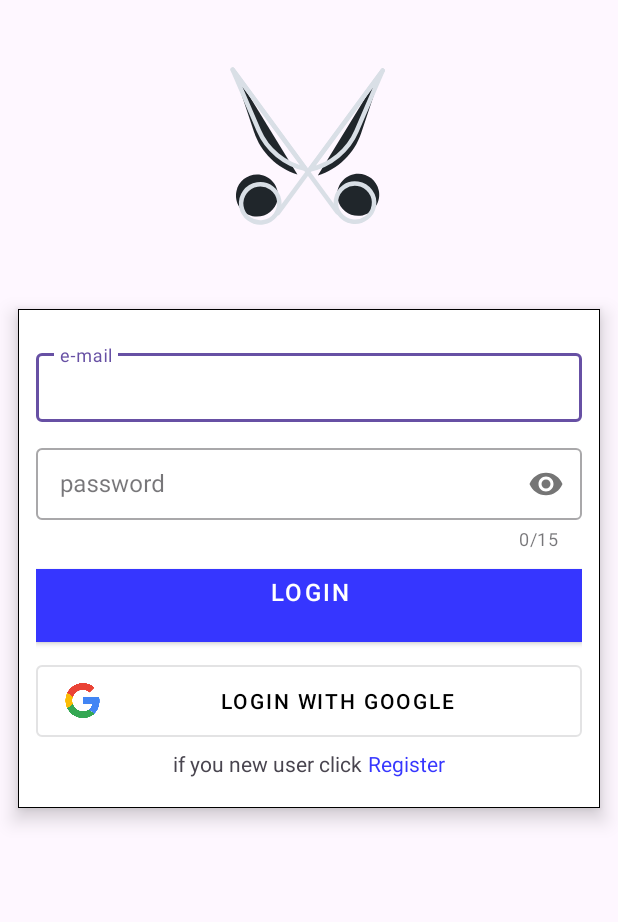
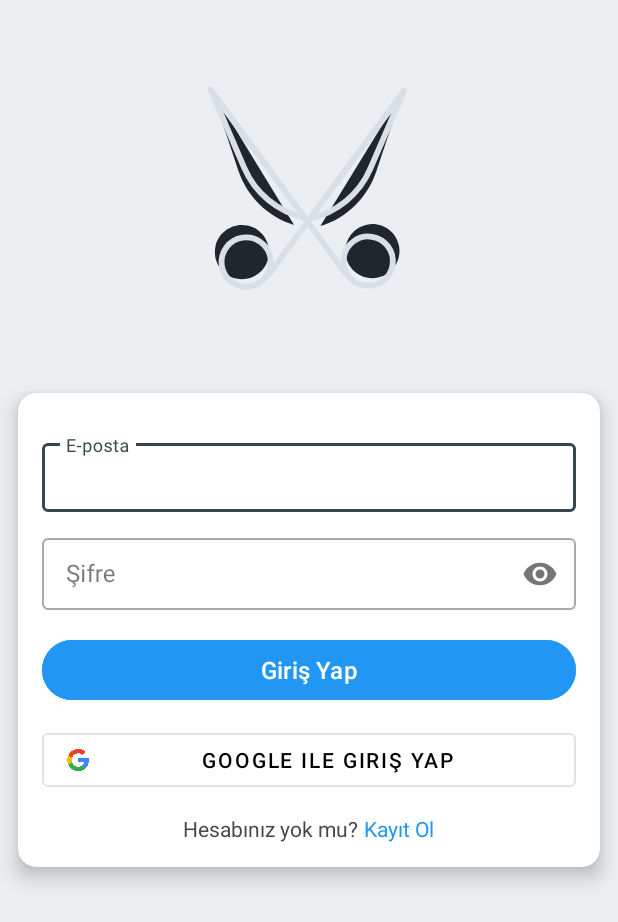
Before and after one commit to feyzullahdurasi/Kuafo-rApp, an Android app: the screen it shows after launch (LoginActivity), on a phone screen of 412 x 824 dp. Shown: the top 922 px of the screen. Run offline under Robolectric (Android 15) with nearby library versions, the light colour scheme and no system bars.

Commit message:
ui updated.

```diff
--- a/app/src/main/java/com/example/kuafrapp/View/SettingsFragment.kt
+++ b/app/src/main/java/com/example/kuafrapp/View/SettingsFragment.kt
@@ -1,5 +1,6 @@
 package com.example.kuafrapp.View
 
+import android.annotation.SuppressLint
 import android.content.SharedPreferences
 import android.os.Bundle
 import android.view.LayoutInflater
@@ -17,6 +18,7 @@ import com.example.kuafrapp.R
 
 class SettingsFragment : Fragment() {
 
+    @SuppressLint("UseSwitchCompatOrMaterialCode")
     private lateinit var notificationSwitch: Switch
     private lateinit var themeRadioGroup: RadioGroup
     private lateinit var languageSpinner: Spinner
--- /dev/null
+++ b/app/src/main/res/drawable/barber_image_bg.xml
@@ -0,0 +1,6 @@
+<?xml version="1.0" encoding="utf-8"?>
+<shape xmlns:android="http://schemas.android.com/apk/res/android">
+    <solid android:color="#FFFFFF" />
+    <corners android:radius="12dp" />
+    <stroke android:width="2dp" android:color="#2196F3" />
+</shape>
--- /dev/null
+++ b/app/src/main/res/drawable/baseline_settings_24.xml
@@ -0,0 +1,5 @@
+<vector xmlns:android="http://schemas.android.com/apk/res/android" android:height="24dp" android:tint="#000000" android:viewportHeight="24" android:viewportWidth="24" android:width="24dp">
+
+    <path android:fillColor="@android:color/white" android:pathData="M19.14,12.94c0.04,-0.3 0.06,-0.61 0.06,-0.94c0,-0.32 -0.02,-0.64 -0.07,-0.94l2.03,-1.58c0.18,-0.14 0.23,-0.41 0.12,-0.61l-1.92,-3.32c-0.12,-0.22 -0.37,-0.29 -0.59,-0.22l-2.39,0.96c-0.5,-0.38 -1.03,-0.7 -1.62,-0.94L14.4,2.81c-0.04,-0.24 -0.24,-0.41 -0.48,-0.41h-3.84c-0.24,0 -0.43,0.17 -0.47,0.41L9.25,5.35C8.66,5.59 8.12,5.92 7.63,6.29L5.24,5.33c-0.22,-0.08 -0.47,0 -0.59,0.22L2.74,8.87C2.62,9.08 2.66,9.34 2.86,9.48l2.03,1.58C4.84,11.36 4.8,11.69 4.8,12s0.02,0.64 0.07,0.94l-2.03,1.58c-0.18,0.14 -0.23,0.41 -0.12,0.61l1.92,3.32c0.12,0.22 0.37,0.29 0.59,0.22l2.39,-0.96c0.5,0.38 1.03,0.7 1.62,0.94l0.36,2.54c0.05,0.24 0.24,0.41 0.48,0.41h3.84c0.24,0 0.44,-0.17 0.47,-0.41l0.36,-2.54c0.59,-0.24 1.13,-0.56 1.62,-0.94l2.39,0.96c0.22,0.08 0.47,0 0.59,-0.22l1.92,-3.32c0.12,-0.22 0.07,-0.47 -0.12,-0.61L19.14,12.94zM12,15.6c-1.98,0 -3.6,-1.62 -3.6,-3.6s1.62,-3.6 3.6,-3.6s3.6,1.62 3.6,3.6S13.98,15.6 12,15.6z"/>
+
+</vector>
--- /dev/null
+++ b/app/src/main/res/drawable/edit_text_bg.xml
@@ -0,0 +1,20 @@
+<?xml version="1.0" encoding="utf-8"?>
+<shape xmlns:android="http://schemas.android.com/apk/res/android">
+    <!-- Background color -->
+    <solid android:color="#FFFFFF"/> <!-- Beyaz arka plan -->
+
+    <!-- Border styling -->
+    <stroke
+        android:width="2dp"
+        android:color="#2196F3"/> <!-- Mavi sınır -->
+
+    <!-- Rounded corners -->
+    <corners android:radius="8dp"/> <!-- Köşeleri yuvarla -->
+
+    <!-- Padding (optional) -->
+    <padding
+        android:left="10dp"
+        android:right="10dp"
+        android:top="8dp"
+        android:bottom="8dp"/>
+</shape>
--- a/app/src/main/res/layout/activity_login.xml
+++ b/app/src/main/res/layout/activity_login.xml
@@ -5,137 +5,120 @@
     android:layout_width="match_parent"
     android:layout_height="match_parent"
     android:orientation="vertical"
+    android:background="@color/backgroundGray"
     tools:context=".View.login.LoginActivity">
 
+    <!-- Lottie Animation -->
     <com.airbnb.lottie.LottieAnimationView
         android:id="@+id/animationView"
         android:layout_width="match_parent"
-        android:layout_height="wrap_content"
+        android:layout_height="250dp"
         app:lottie_autoPlay="true"
         app:lottie_loop="true"
         app:lottie_rawRes="@raw/scissors_anim" />
 
+    <!-- Login Card -->
     <com.google.android.material.card.MaterialCardView
-        android:id="@+id/registerCard"
+        android:id="@+id/loginCard"
         android:layout_width="match_parent"
         android:layout_height="wrap_content"
         android:layout_margin="12dp"
-        app:cardCornerRadius="0dp"
+        app:cardCornerRadius="12dp"
         app:cardElevation="8dp"
-        app:strokeColor="@color/black"
-        app:strokeWidth="0.5dp"
-        android:backgroundTint="@color/white">
+        android:backgroundTint="@android:color/white">
 
         <LinearLayout
             android:layout_width="match_parent"
             android:layout_height="wrap_content"
-            android:layout_margin="12dp"
-            android:orientation="vertical">
+            android:orientation="vertical"
+            android:padding="16dp">
 
-
+            <!-- Email Field -->
             <com.google.android.material.textfield.TextInputLayout
                 android:id="@+id/eMailTitle"
                 style="@style/Widget.MaterialComponents.TextInputLayout.OutlinedBox"
                 android:layout_width="match_parent"
                 android:layout_height="wrap_content"
-                android:layout_marginTop="12dp">
+                android:layout_marginTop="12dp"
+                android:hint="E-posta">
 
                 <com.google.android.material.textfield.TextInputEditText
                     android:id="@+id/eMailEt"
                     android:layout_width="match_parent"
                     android:layout_height="wrap_content"
-                    android:hint="@string/e_mail"
                     android:inputType="textEmailAddress"
                     android:paddingHorizontal="8dp"
                     android:paddingVertical="12dp" />
-
             </com.google.android.material.textfield.TextInputLayout>
 
+            <!-- Password Field -->
             <com.google.android.material.textfield.TextInputLayout
                 android:id="@+id/passwordTitle"
                 style="@style/Widget.MaterialComponents.TextInputLayout.OutlinedBox"
                 android:layout_width="match_parent"
                 android:layout_height="wrap_content"
                 android:layout_marginTop="12dp"
-                app:counterEnabled="true"
-                app:counterMaxLength="15"
+                android:hint="Şifre"
                 app:passwordToggleEnabled="true">
 
                 <com.google.android.material.textfield.TextInputEditText
                     android:id="@+id/passwordEt"
                     android:layout_width="match_parent"
                     android:layout_height="wrap_content"
-                    android:hint="@string/password"
                     android:inputType="textPassword"
-                    android:maxLength="15"
                     android:paddingHorizontal="8dp"
                     android:paddingVertical="12dp" />
-
             </com.google.android.material.textfield.TextInputLayout>
 
+            <!-- Login Button -->
             <com.google.android.material.button.MaterialButton
                 android:id="@+id/loginButton"
-                android:textSize="@dimen/activity_horizontal_margin"
-                style="@style/Widget.MaterialComponents.Button"
                 android:layout_width="match_parent"
                 android:layout_height="wrap_content"
-                android:layout_marginTop="12dp"
-                android:insetLeft="0dp"
-                android:insetTop="0dp"
-                android:insetRight="0dp"
-                android:insetBottom="0dp"
-                android:backgroundTint="@color/blue"
-                android:text="@string/login"
-                app:cornerRadius="0dp">
+                android:layout_marginTop="16dp"
+                android:text="Giriş Yap"
+                android:textSize="16sp"
+                android:backgroundTint="@color/buttonBlue"
+                android:textColor="@android:color/white" />
 
-
-            </com.google.android.material.button.MaterialButton>
-
+            <!-- Google Login Button -->
             <com.google.android.material.button.MaterialButton
                 android:id="@+id/loginWithGoogleButton"
                 style="@style/Widget.MaterialComponents.Button.OutlinedButton.Icon"
                 android:layout_width="match_parent"
                 android:layout_height="wrap_content"
-                android:layout_marginTop="15dp"
-                android:insetLeft="0dp"
-                android:insetTop="0dp"
-                android:insetRight="0dp"
-                android:insetBottom="0dp"
-                android:text="@string/logina"
+                android:layout_marginTop="12dp"
+                android:text="Google ile Giriş Yap"
                 android:textColor="@color/black"
                 app:icon="@mipmap/google_icon"
-                app:iconSize="38dp"
-                app:iconTint="@null">
+                app:iconSize="24dp"
+                app:iconTint="@null" />
 
-            </com.google.android.material.button.MaterialButton>
-
+            <!-- Register Section -->
             <LinearLayout
                 android:layout_width="match_parent"
                 android:layout_height="wrap_content"
-                android:gravity="center">
+                android:gravity="center"
+                android:layout_marginTop="12dp">
 
                 <TextView
                     android:layout_width="wrap_content"
                     android:layout_height="wrap_content"
-                    android:text="@string/register_text" />
+                    android:text="Hesabınız yok mu?" />
 
                 <TextView
                     android:id="@+id/registerButton"
                     android:layout_width="wrap_content"
                     android:layout_height="wrap_content"
-                    android:layout_marginVertical="8dp"
                     android:layout_marginStart="4dp"
                     android:clickable="true"
                     android:focusable="true"
-                    android:text="@string/register"
-                    android:textColor="@color/blue"
+                    android:text="Kayıt Ol"
+                    android:textColor="@color/buttonBlue"
                     tools:ignore="TouchTargetSizeCheck" />
-
             </LinearLayout>
 
         </LinearLayout>
-
     </com.google.android.material.card.MaterialCardView>
 
-
 </LinearLayout>
--- a/app/src/main/res/menu/bottom_nav_menu.xml
+++ b/app/src/main/res/menu/bottom_nav_menu.xml
@@ -13,7 +13,7 @@
 
     <item
         android:id="@+id/navigation_settings"
-        android:icon="@drawable/ic_notifications_black_24dp"
+        android:icon="@drawable/baseline_settings_24"
         android:title="@string/settings" />
 
 </menu>
--- a/app/src/main/res/values-night/themes.xml
+++ b/app/src/main/res/values-night/themes.xml
@@ -1,7 +1,48 @@
 <resources xmlns:tools="http://schemas.android.com/tools">
-    <!-- Base application theme. -->
+    <!-- Base application theme -->
     <style name="Theme.KuaförApp" parent="Theme.Material3.DayNight.NoActionBar">
-        <!-- Primary brand color. -->
-        <!-- Customize your theme here. -->
+        <!-- Primary brand color -->
+        <item name="colorPrimary">@color/primaryDark</item>
+        <item name="colorPrimaryVariant">@color/primaryLight</item>
+        <item name="colorSecondary">@color/buttonBlue</item>
+
+        <!-- Status bar and navigation bar colors -->
+        <item name="android:statusBarColor">@color/primaryDark</item>
+        <item name="android:navigationBarColor">@color/secondaryDark</item>
+
+        <!-- App-wide text styles -->
+        <item name="android:textColorPrimary">@color/textBlack</item>
+        <item name="android:textColorSecondary">@color/secondaryDark</item>
+
+        <!-- Button styles -->
+        <item name="buttonStyle">@style/KuaforButtonStyle</item>
+
+        <!-- EditText styles -->
+        <item name="editTextStyle">@style/KuaforEditTextStyle</item>
+
+        <!-- CardView styles -->
+        <item name="materialCardViewStyle">@style/KuaforCardStyle</item>
+
+    </style>
+
+    <!-- Button style -->
+    <style name="KuaforButtonStyle" parent="Widget.MaterialComponents.Button">
+        <item name="android:backgroundTint">@color/buttonBlue</item>
+        <item name="android:textColor">@color/textWhite</item>
+    </style>
+
+    <!-- EditText style -->
+    <style name="KuaforEditTextStyle" parent="Widget.MaterialComponents.TextInputLayout.OutlinedBox">
+        <item name="android:background">@drawable/edit_text_bg</item>
+        <item name="android:textColor">@color/textBlack</item>
+        <item name="android:padding">8dp</item>
+    </style>
+
+    <!-- CardView style -->
+    <style name="KuaforCardStyle" parent="Widget.MaterialComponents.CardView">
+        <item name="cardCornerRadius">12dp</item>
+        <item name="cardElevation">4dp</item>
+        <item name="android:layout_marginBottom">16dp</item>
+        <item name="android:backgroundTint">@color/white</item>
     </style>
 </resources>
--- a/app/src/main/res/values/colors.xml
+++ b/app/src/main/res/values/colors.xml
@@ -14,4 +14,22 @@
     <color name="yellow">#FFFF00</color>
     <color name="green">#008000</color>
     <color name="red">#BC1D1E</color>
+    <color name="modernLightGray">#F4F4F4</color>
+    <color name="modernWhite">#FFFFFF</color>
+    <color name="modernDarkGray">#4A4A4A</color>
+    <color name="modernBlue">#3F8EF7</color>
+    <!-- Primary and Secondary Colors -->
+    <color name="primaryDark">#37474F</color> <!-- Koyu renk -->
+    <color name="secondaryDark">#546E7A</color> <!-- İkincil koyu renk -->
+    <color name="backgroundGray">#ECEFF1</color> <!-- Arka plan için gri renk -->
+
+    <!-- Buttons -->
+    <color name="buttonBlue">#2196F3</color> <!-- Mavi buton rengi -->
+    <color name="buttonRed">#F44336</color> <!-- Kırmızı buton rengi -->
+
+    <color name="primaryLight">#62727B</color>       <!-- Ana açık renk -->
+    <color name="textBlack">#212121</color>          <!-- Ana metin rengi siyah -->
+    <color name="textWhite">#FFFFFF</color>          <!-- Buton metinleri için beyaz renk -->
+    <color name="hintGrey">#757575</color>           <!-- EditText için ipucu rengi gri -->
+
 </resources>
--- a/app/src/main/res/values/themes.xml
+++ b/app/src/main/res/values/themes.xml
@@ -1,12 +1,52 @@
 <resources xmlns:tools="http://schemas.android.com/tools">
-    <!-- Base application theme. -->
+    <!-- Base application theme -->
+    <style name="Base.Theme.KuaförApp" parent="Theme.Material3.DayNight.NoActionBar">
+        <!-- Primary brand color -->
+        <item name="colorPrimary">@color/primaryDark</item>
+        <item name="colorPrimaryVariant">@color/secondaryDark</item>
+        <item name="colorSecondary">@color/buttonBlue</item>
 
-    <style name="Base.Theme.KuaförApp" parent="Theme.Material3.DayNight.NoActionBar">
-        <!-- Primary brand color. -->
+        <!-- Customize your theme here -->
+        <item name="android:statusBarColor">@color/primaryDark</item>
+        <item name="android:navigationBarColor">@color/secondaryDark</item>
 
-        <item name="colorPrimaryVariant">@color/grey</item>
-        <!-- Customize your theme here. -->
+        <!-- Text colors -->
+        <item name="android:textColorPrimary">@color/black</item>
+        <item name="android:textColorSecondary">@color/secondaryDark</item>
+
+        <!-- Button styling -->
+        <item name="buttonStyle">@style/KuaforButtonStyle</item>
+
+        <!-- EditText styling -->
+        <item name="editTextStyle">@style/KuaforEditTextStyle</item>
+
+        <!-- MaterialCardView styling -->
+        <item name="materialCardViewStyle">@style/KuaforCardStyle</item>
     </style>
 
+    <!-- App theme -->
     <style name="Theme.KuaförApp" parent="Base.Theme.KuaförApp" />
+
+    <!-- Button style -->
+    <style name="KuaforButtonStyle" parent="Widget.MaterialComponents.Button">
+        <item name="android:backgroundTint">@color/buttonBlue</item>
+        <item name="android:textColor">@color/textWhite</item>
+
+    </style>
+
+    <!-- EditText style -->
+    <style name="KuaforEditTextStyle" parent="Widget.MaterialComponents.TextInputLayout.OutlinedBox">
+        <item name="android:background">@drawable/edit_text_bg</item>
+        <item name="android:textColor">@color/black</item>
+
+        <item name="android:padding">8dp</item>
+    </style>
+
+    <!-- MaterialCardView style -->
+    <style name="KuaforCardStyle" parent="Widget.MaterialComponents.CardView">
+        <item name="cardCornerRadius">12dp</item>
+        <item name="cardElevation">4dp</item>
+        <item name="android:layout_marginBottom">16dp</item>
+        <item name="android:backgroundTint">@color/white</item>
+    </style>
 </resources>
```
Also changed, not shown: app/src/main/res/layout/activity_barber_detail.xml (+33 -25 lines), app/src/main/res/layout/activity_register.xml (+8 -7 lines), app/src/main/res/layout/fragment_settings.xml (+20 -4 lines).
